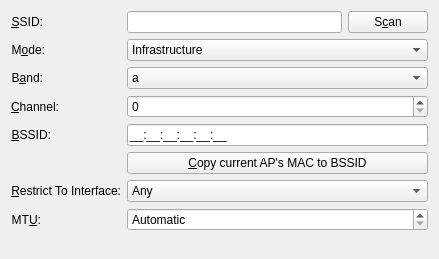
Before: the Qt Designer form libs/ui/802-11-wireless.ui in KDE/networkmanagement, drawn with Qt 5.
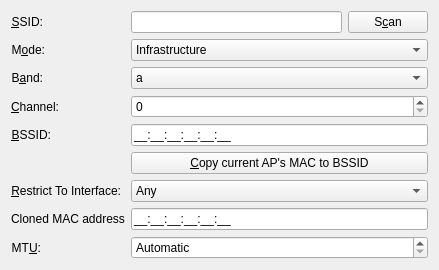
After: the same form once the commit is applied. Custom widgets are drawn as their Qt base class.

Commit message: MAC spoofing for wireless

```diff
--- a/libs/ui/802-11-wireless.ui
+++ b/libs/ui/802-11-wireless.ui
@@ -7,7 +7,7 @@
     <x>0</x>
     <y>0</y>
     <width>439</width>
-    <height>259</height>
+    <height>258</height>
    </rect>
   </property>
   <property name="windowTitle">
@@ -179,7 +179,7 @@
      </property>
     </widget>
    </item>
-   <item row="6" column="0">
+   <item row="7" column="0">
     <widget class="QLabel" name="label_6">
      <property name="text">
       <string>&amp;Restrict To Interface:</string>
@@ -192,7 +192,7 @@
      </property>
     </widget>
    </item>
-   <item row="6" column="1">
+   <item row="7" column="1">
     <widget class="KComboBox" name="cmbMacAddress">
      <item>
       <property name="text">
@@ -201,7 +201,7 @@
      </item>
     </widget>
    </item>
-   <item row="7" column="0">
+   <item row="9" column="0">
     <widget class="QLabel" name="label_7">
      <property name="text">
       <string>MT&amp;U:</string>
@@ -214,7 +214,7 @@
      </property>
     </widget>
    </item>
-   <item row="7" column="1">
+   <item row="9" column="1">
     <widget class="KIntSpinBox" name="mtu">
      <property name="toolTip">
       <string>Maximum Transmission Unit</string>
@@ -233,6 +233,26 @@
      </property>
     </widget>
    </item>
+   <item row="8" column="1">
+    <widget class="KLineEdit" name="clonedMacAddress">
+     <property name="toolTip">
+      <string>Custom MAC address for the hardware to use</string>
+     </property>
+     <property name="whatsThis">
+      <string>The MAC address entered here will be used as hardware address for the network device this connection is activated on. This feature is known as MAC cloning or spoofing.</string>
+     </property>
+     <property name="inputMask">
+      <string>HH:HH:HH:HH:HH:HH;_</string>
+     </property>
+    </widget>
+   </item>
+   <item row="8" column="0">
+    <widget class="QLabel" name="label_8">
+     <property name="text">
+      <string>Cloned MAC address</string>
+     </property>
+    </widget>
+   </item>
   </layout>
  </widget>
  <customwidgets>
```
The commit also changes 5 other files.
